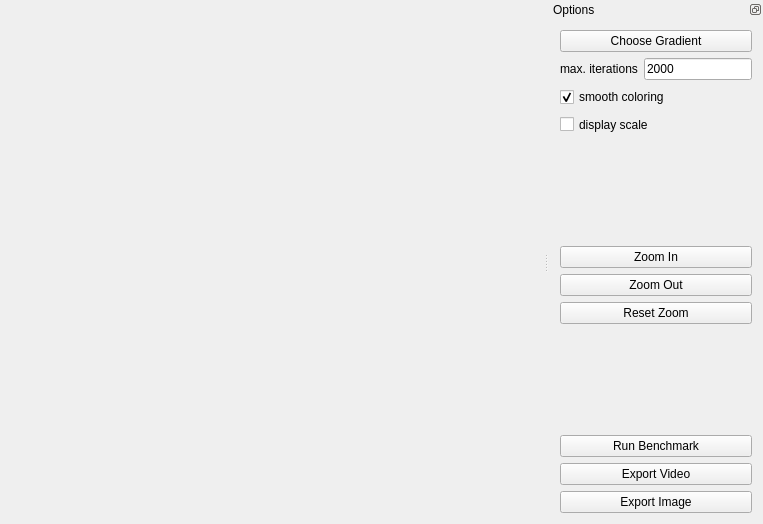
First picture: the form in Almond.ui, repository QlowB/Almond, before the edit.
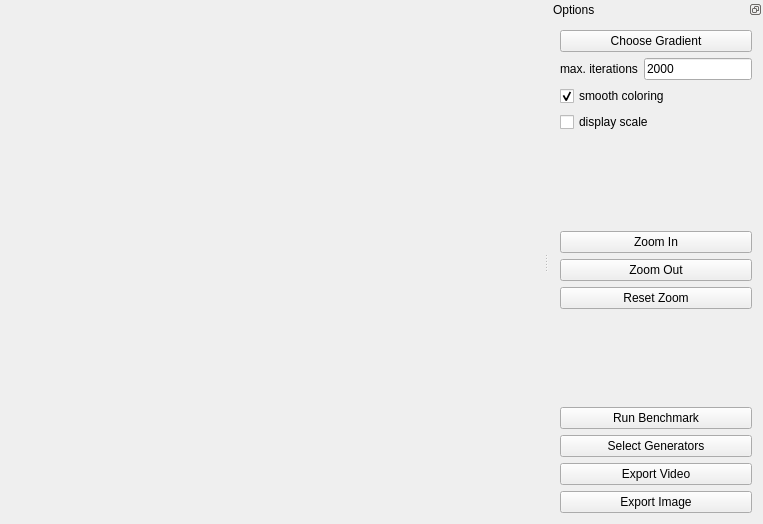
Second picture: the form after the edit.

The edit to the form file:
```diff
--- a/Almond.ui
+++ b/Almond.ui
@@ -172,6 +172,13 @@
          </property>
         </widget>
        </item>
+       <item>
+        <widget class="QPushButton" name="chooseGenerator">
+         <property name="text">
+          <string>Select Generators</string>
+         </property>
+        </widget>
+       </item>
        <item>
         <widget class="QPushButton" name="exportVideo">
          <property name="text">
```
